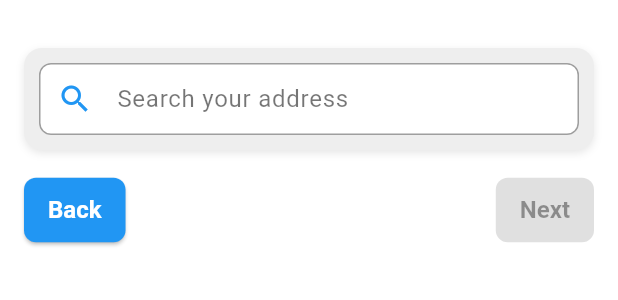
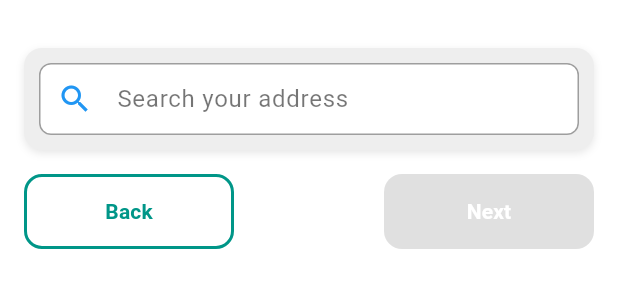
Before and after one commit to joaoconstancio1/genie_luck, a Flutter app: the AddressPage widget shown alone on an empty page, opened directly with empty values, on a phone screen of 412 x 824 dp. Shown: the top 300 px of the screen. Run offline on Flutter 3.47's test engine with Material 3 defaults, Android fonts, the phone set to English and light mode, and no system bars; our stand-ins replace dio, equatable, flutter_bloc, get_it, go_router, intl_phone_field and 2 more; statements that could not run were skipped.

Commit message:
Refactor address handling and button components for improved UI consistency and functionality

```diff
--- /dev/null
+++ b/lib/core/design/gl_primary_button.dart
@@ -0,0 +1,43 @@
+// Botão Primário
+import 'package:flutter/material.dart';
+
+class GlPrimaryButton extends StatelessWidget {
+  const GlPrimaryButton({super.key, required this.text, this.onPressed});
+
+  final String text;
+  final VoidCallback? onPressed;
+
+  @override
+  Widget build(BuildContext context) {
+    return ElevatedButton(
+      onPressed: onPressed,
+      style: ElevatedButton.styleFrom(
+        foregroundColor:
+            Theme.of(context).colorScheme.onPrimary, // Branco do tema
+        backgroundColor: Theme.of(context).colorScheme.primary, // Azul do tema
+        padding:
+            Theme.of(context).elevatedButtonTheme.style?.padding?.resolve({}) ??
+            const EdgeInsets.symmetric(horizontal: 16, vertical: 12),
+        shape: RoundedRectangleBorder(
+          borderRadius: BorderRadius.circular(12), // Respeita o tema
+        ),
+        elevation: 6, // Sombra para efeito mágico
+        shadowColor: Theme.of(
+          context,
+        ).colorScheme.primary.withOpacity(0.5), // Sombra azul
+        minimumSize: const Size(140, 50),
+      ).copyWith(
+        overlayColor: WidgetStateProperty.all(
+          Theme.of(context).colorScheme.primary.withOpacity(0.2),
+        ), // Efeito de prensa
+      ),
+      child: Text(
+        text,
+        style:
+            Theme.of(
+              context,
+            ).textTheme.labelLarge, // Estilo do tema (branco, negrito)
+      ),
+    );
+  }
+}
--- /dev/null
+++ b/lib/core/design/gl_secondary_button.dart
@@ -0,0 +1,48 @@
+import 'package:flutter/material.dart';
+
+class GlSecondaryButton extends StatelessWidget {
+  const GlSecondaryButton({super.key, required this.text, this.onPressed});
+
+  final String text;
+  final VoidCallback? onPressed;
+  @override
+  Widget build(BuildContext context) {
+    return OutlinedButton(
+      onPressed: onPressed,
+      style: OutlinedButton.styleFrom(
+        foregroundColor: Theme.of(context).colorScheme.secondary,
+        side: BorderSide(
+          color: Theme.of(context).colorScheme.secondary,
+          width: 2,
+        ),
+        padding:
+            Theme.of(context).elevatedButtonTheme.style?.padding?.resolve({}) ??
+            const EdgeInsets.symmetric(horizontal: 16, vertical: 12),
+        shape: RoundedRectangleBorder(borderRadius: BorderRadius.circular(12)),
+        minimumSize: const Size(140, 50),
+      ).copyWith(
+        overlayColor: WidgetStateProperty.all(
+          Theme.of(context).colorScheme.secondary.withOpacity(0.1),
+        ), // Efeito de prensa
+        backgroundColor: WidgetStateProperty.resolveWith((states) {
+          if (states.contains(WidgetState.hovered) ||
+              states.contains(WidgetState.pressed)) {
+            return Theme.of(context).colorScheme.secondary.withOpacity(
+              0.1,
+            ); // Fundo sutil ao interagir
+          }
+          return Colors.transparent;
+        }),
+      ),
+      child: Text(
+        text,
+        style: Theme.of(context).textTheme.labelLarge?.copyWith(
+          color:
+              Theme.of(
+                context,
+              ).colorScheme.secondary, // Verde-azulado para texto
+        ),
+      ),
+    );
+  }
+}
--- a/lib/modules/register/data/models/address_details_model.dart
+++ b/lib/modules/register/data/models/address_details_model.dart
@@ -24,11 +24,17 @@ class AddressDetailsModel {
   });
 
   factory AddressDetailsModel.fromJson(Map<String, dynamic> json) {
-    String? getComponent(List<dynamic> components, List<String> types) {
+    String? getComponent(
+      List<dynamic> components,
+      List<String> types, {
+      bool useShortName = false,
+    }) {
       for (var component in components) {
         final componentTypes = component['types'] as List<dynamic>;
         if (types.any((type) => componentTypes.contains(type))) {
-          return component['long_name'] as String;
+          return useShortName
+              ? component['short_name'] as String?
+              : component['long_name'] as String?;
         }
       }
       return null;
@@ -45,7 +51,9 @@ class AddressDetailsModel {
         'sublocality_level_1',
       ]),
       city: getComponent(components, ['administrative_area_level_2']),
-      state: getComponent(components, ['administrative_area_level_1']),
+      state: getComponent(components, [
+        'administrative_area_level_1',
+      ], useShortName: true),
       country: getComponent(components, ['country']),
       postalCode: getComponent(components, ['postal_code']),
       formattedAddress: json['formatted_address'] as String?,
--- a/lib/modules/register/presenter/pages/address_page.dart
+++ b/lib/modules/register/presenter/pages/address_page.dart
@@ -1,5 +1,7 @@
 import 'package:flutter/material.dart';
 import 'package:flutter_bloc/flutter_bloc.dart';
+import 'package:genie_luck/core/design/gl_primary_button.dart';
+import 'package:genie_luck/core/design/gl_secondary_button.dart';
 import 'package:genie_luck/core/design/gl_text_form_field.dart';
 import 'package:genie_luck/core/utils/validators.dart';
 import 'package:genie_luck/l10n/generated/app_localizations.dart';
@@ -45,6 +47,21 @@ class AddressPage extends StatefulWidget {
 
 class _AddressPageState extends State<AddressPage> {
   bool _showFormFields = false;
+
+  @override
+  void initState() {
+    super.initState();
+    // Verifica se algum controlador tem dados preenchidos
+    _showFormFields =
+        widget.addressController.text.isNotEmpty ||
+        widget.addressNumberController.text.isNotEmpty ||
+        widget.neighborhoodController.text.isNotEmpty ||
+        widget.cityController.text.isNotEmpty ||
+        widget.stateController.text.isNotEmpty ||
+        widget.zipCodeController.text.isNotEmpty ||
+        widget.countryController.text.isNotEmpty ||
+        widget.complementController.text.isNotEmpty;
+  }
 
   @override
   Widget build(BuildContext context) {
@@ -174,11 +191,11 @@ class _AddressPageState extends State<AddressPage> {
           Row(
             mainAxisAlignment: MainAxisAlignment.spaceBetween,
             children: [
-              ElevatedButton(
+              GlSecondaryButton(
                 onPressed: widget.onPrevious,
-                child: Text(widget.locale.back),
+                text: widget.locale.back,
               ),
-              ElevatedButton(
+              GlPrimaryButton(
                 onPressed:
                     _showFormFields
                         ? () {
@@ -187,7 +204,7 @@ class _AddressPageState extends State<AddressPage> {
                           }
                         }
                         : null,
-                child: Text(widget.locale.next),
+                text: widget.locale.next,
               ),
             ],
           ),
--- a/lib/modules/register/presenter/pages/personal_info_page.dart
+++ b/lib/modules/register/presenter/pages/personal_info_page.dart
@@ -1,4 +1,5 @@
 import 'package:flutter/material.dart';
+import 'package:genie_luck/core/design/gl_primary_button.dart';
 import 'package:genie_luck/core/design/gl_text_form_field.dart';
 import 'package:genie_luck/core/design/data_picker.dart';
 import 'package:genie_luck/core/utils/validators.dart';
@@ -117,7 +118,7 @@ class PersonalInfoPage extends StatelessWidget {
         ),
 
         const SizedBox(height: 16),
-        ElevatedButton(onPressed: onNext, child: Text(locale.next)),
+        GlPrimaryButton(onPressed: onNext, text: locale.next),
       ],
     );
   }
--- a/lib/modules/register/presenter/pages/terms_conditions_page.dart
+++ b/lib/modules/register/presenter/pages/terms_conditions_page.dart
@@ -1,4 +1,6 @@
 import 'package:flutter/material.dart';
+import 'package:genie_luck/core/design/gl_primary_button.dart';
+import 'package:genie_luck/core/design/gl_secondary_button.dart';
 import 'package:genie_luck/l10n/generated/app_localizations.dart';
 
 class TermsConfirmationPage extends StatelessWidget {
@@ -44,10 +46,10 @@ class TermsConfirmationPage extends StatelessWidget {
         Row(
           mainAxisAlignment: MainAxisAlignment.spaceBetween,
           children: [
-            ElevatedButton(onPressed: onPrevious, child: Text(locale.back)),
-            ElevatedButton(
+            GlSecondaryButton(onPressed: onPrevious, text: locale.back),
+            GlPrimaryButton(
               onPressed: acceptTerms ? onRegister : null,
-              child: Text(locale.buttonRegisterNow),
+              text: locale.buttonRegisterNow,
             ),
           ],
         ),
```
